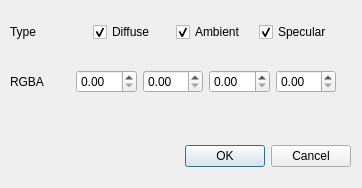
This is ui/colordialog.ui in lishunan246/cg as Qt 5 draws it before an edit. The edited form follows.
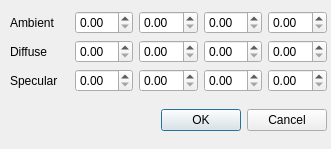
This is the edited form.

```diff
--- a/ui/colordialog.ui
+++ b/ui/colordialog.ui
@@ -6,87 +6,27 @@
    <rect>
     <x>0</x>
     <y>0</y>
-    <width>362</width>
-    <height>188</height>
+    <width>331</width>
+    <height>149</height>
    </rect>
   </property>
   <property name="windowTitle">
    <string>Set Color</string>
   </property>
-  <widget class="QDialogButtonBox" name="buttonBox">
-   <property name="geometry">
-    <rect>
-     <x>10</x>
-     <y>140</y>
-     <width>341</width>
-     <height>32</height>
-    </rect>
-   </property>
-   <property name="orientation">
-    <enum>Qt::Horizontal</enum>
-   </property>
-   <property name="standardButtons">
-    <set>QDialogButtonBox::Cancel|QDialogButtonBox::Ok</set>
-   </property>
-  </widget>
   <widget class="QWidget" name="">
    <property name="geometry">
     <rect>
      <x>10</x>
      <y>0</y>
-     <width>326</width>
-     <height>115</height>
+     <width>317</width>
+     <height>143</height>
     </rect>
    </property>
-   <layout class="QVBoxLayout" name="verticalLayout_3">
+   <layout class="QVBoxLayout" name="verticalLayout_6">
     <item>
      <layout class="QVBoxLayout" name="verticalLayout">
       <item>
-       <layout class="QHBoxLayout" name="horizontalLayout">
-        <item>
-         <widget class="QLabel" name="label">
-          <property name="text">
-           <string>Type</string>
-          </property>
-         </widget>
-        </item>
-        <item>
-         <widget class="QCheckBox" name="diffuse">
-          <property name="text">
-           <string>Diffuse</string>
-          </property>
-          <property name="checked">
-           <bool>true</bool>
-          </property>
-          <property name="tristate">
-           <bool>false</bool>
-          </property>
-         </widget>
-        </item>
-        <item>
-         <widget class="QCheckBox" name="ambient">
-          <property name="text">
-           <string>Ambient</string>
-          </property>
-          <property name="checked">
-           <bool>true</bool>
-          </property>
-         </widget>
-        </item>
-        <item>
-         <widget class="QCheckBox" name="specular">
-          <property name="text">
-           <string>Specular</string>
-          </property>
-          <property name="checked">
-           <bool>true</bool>
-          </property>
-         </widget>
-        </item>
-       </layout>
-      </item>
-     </layout>
-    </item>
+       <layout class="QVBoxLayout" name="verticalLayout_3">
     <item>
      <layout class="QVBoxLayout" name="verticalLayout_2">
       <item>
@@ -94,7 +34,7 @@
         <item>
          <widget class="QLabel" name="label_2">
           <property name="text">
-           <string>RGBA</string>
+               <string>Ambient</string>
           </property>
          </widget>
         </item>
@@ -141,6 +81,130 @@
        </layout>
       </item>
      </layout>
+        </item>
+       </layout>
+      </item>
+      <item>
+       <layout class="QVBoxLayout" name="verticalLayout_4">
+        <item>
+         <layout class="QHBoxLayout" name="horizontalLayout_3">
+          <item>
+           <widget class="QLabel" name="label_3">
+            <property name="text">
+             <string>Diffuse</string>
+            </property>
+           </widget>
+          </item>
+          <item>
+           <widget class="QDoubleSpinBox" name="d0">
+            <property name="maximum">
+             <double>1.000000000000000</double>
+            </property>
+            <property name="singleStep">
+             <double>0.100000000000000</double>
+            </property>
+           </widget>
+          </item>
+          <item>
+           <widget class="QDoubleSpinBox" name="d1">
+            <property name="maximum">
+             <double>1.000000000000000</double>
+            </property>
+            <property name="singleStep">
+             <double>0.100000000000000</double>
+            </property>
+           </widget>
+          </item>
+          <item>
+           <widget class="QDoubleSpinBox" name="d2">
+            <property name="maximum">
+             <double>1.000000000000000</double>
+            </property>
+            <property name="singleStep">
+             <double>0.100000000000000</double>
+            </property>
+           </widget>
+          </item>
+          <item>
+           <widget class="QDoubleSpinBox" name="d3">
+            <property name="maximum">
+             <double>1.000000000000000</double>
+            </property>
+            <property name="singleStep">
+             <double>0.100000000000000</double>
+            </property>
+           </widget>
+          </item>
+         </layout>
+        </item>
+       </layout>
+      </item>
+      <item>
+       <layout class="QVBoxLayout" name="verticalLayout_5">
+        <item>
+         <layout class="QHBoxLayout" name="horizontalLayout_4">
+          <item>
+           <widget class="QLabel" name="label_4">
+            <property name="text">
+             <string>Specular</string>
+            </property>
+           </widget>
+          </item>
+          <item>
+           <widget class="QDoubleSpinBox" name="s0">
+            <property name="maximum">
+             <double>1.000000000000000</double>
+            </property>
+            <property name="singleStep">
+             <double>0.100000000000000</double>
+            </property>
+           </widget>
+          </item>
+          <item>
+           <widget class="QDoubleSpinBox" name="s1">
+            <property name="maximum">
+             <double>1.000000000000000</double>
+            </property>
+            <property name="singleStep">
+             <double>0.100000000000000</double>
+            </property>
+           </widget>
+          </item>
+          <item>
+           <widget class="QDoubleSpinBox" name="s2">
+            <property name="maximum">
+             <double>1.000000000000000</double>
+            </property>
+            <property name="singleStep">
+             <double>0.100000000000000</double>
+            </property>
+           </widget>
+          </item>
+          <item>
+           <widget class="QDoubleSpinBox" name="s3">
+            <property name="maximum">
+             <double>1.000000000000000</double>
+            </property>
+            <property name="singleStep">
+             <double>0.100000000000000</double>
+            </property>
+           </widget>
+          </item>
+         </layout>
+        </item>
+       </layout>
+      </item>
+     </layout>
+    </item>
+    <item>
+     <widget class="QDialogButtonBox" name="buttonBox">
+      <property name="orientation">
+       <enum>Qt::Horizontal</enum>
+      </property>
+      <property name="standardButtons">
+       <set>QDialogButtonBox::Cancel|QDialogButtonBox::Ok</set>
+      </property>
+     </widget>
     </item>
    </layout>
   </widget>
```
Left out of the diff: 8 changed lines with no effect on the pictures. Lines whose indentation alone changed are shown as unchanged.
